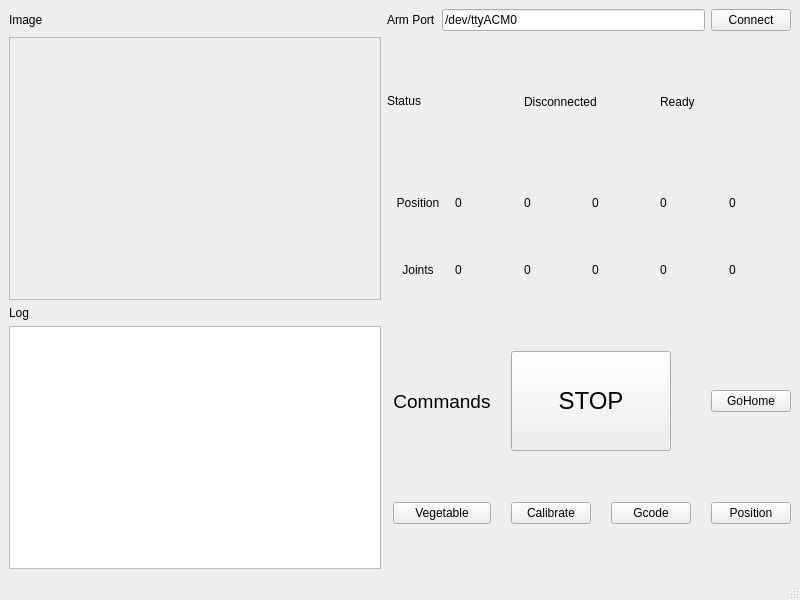
This is dorna_gui.ui in garimellagowtham/dorna_gui as Qt 5 draws it before an edit. The edited form follows.
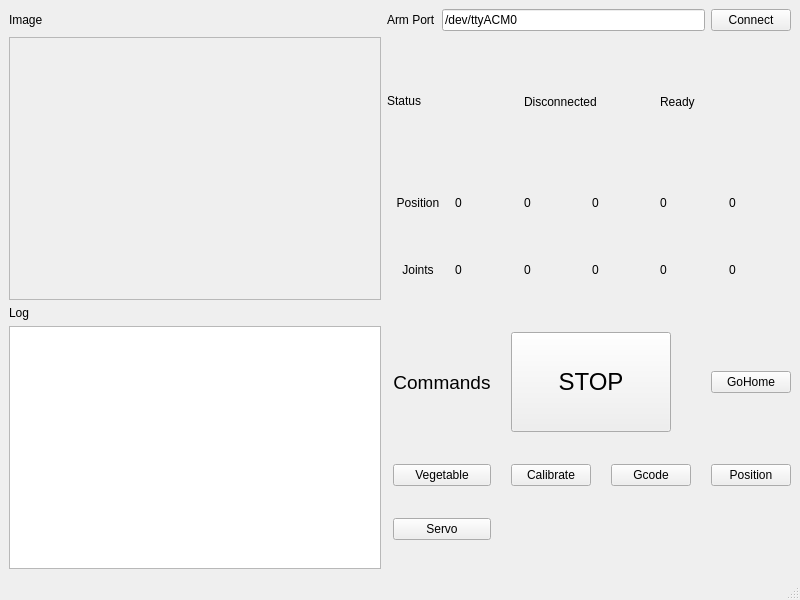
This is the edited form.

Commit message: Add servo option

```diff
--- a/dorna_gui.ui
+++ b/dorna_gui.ui
@@ -246,7 +246,7 @@
       <property name="verticalSpacing">
        <number>6</number>
       </property>
-      <item row="2" column="0">
+      <item row="5" column="0">
        <widget class="QPushButton" name="vegetable_cut_action">
         <property name="text">
          <string>Vegetable</string>
@@ -268,28 +268,28 @@
         </property>
        </widget>
       </item>
-      <item row="2" column="1">
+      <item row="5" column="1">
        <widget class="QPushButton" name="calibrate_action">
         <property name="text">
          <string>Calibrate</string>
         </property>
        </widget>
       </item>
-      <item row="0" column="3">
+      <item row="0" column="4">
        <widget class="QPushButton" name="home_action">
         <property name="text">
          <string>GoHome</string>
         </property>
        </widget>
       </item>
-      <item row="2" column="2">
+      <item row="5" column="2">
        <widget class="QPushButton" name="gcode_action">
         <property name="text">
          <string>Gcode</string>
         </property>
        </widget>
       </item>
-      <item row="2" column="3">
+      <item row="5" column="4">
        <widget class="QPushButton" name="position_action">
         <property name="text">
          <string>Position</string>
@@ -320,6 +320,13 @@
         </property>
        </widget>
       </item>
+      <item row="6" column="0">
+       <widget class="QPushButton" name="servo_action">
+        <property name="text">
+         <string>Servo</string>
+        </property>
+       </widget>
+      </item>
      </layout>
     </item>
     <item row="0" column="0">
```
The commit also changes 4 other files.
